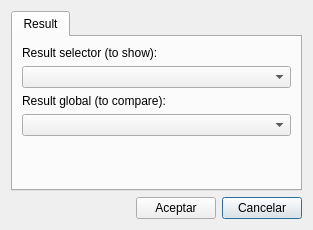
First picture: the form in core/ui/toolbars/assetmanage/result_selector.ui, repository bgeo-gis/gw_assetmanage_plugin, before the edit.
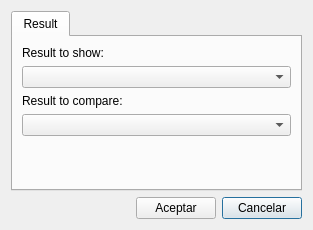
Second picture: the form after the edit.

Commit message: Set combos of result selector

```diff
--- a/core/ui/toolbars/assetmanage/result_selector.ui
+++ b/core/ui/toolbars/assetmanage/result_selector.ui
@@ -30,7 +30,7 @@
        <item row="2" column="0">
         <widget class="QLabel" name="lbl_result_global">
          <property name="text">
-          <string>Result global (to compare):</string>
+          <string>Result to compare:</string>
          </property>
         </widget>
        </item>
@@ -40,7 +40,7 @@
        <item row="0" column="0">
         <widget class="QLabel" name="lbl_result_selector">
          <property name="text">
-          <string>Result selector (to show):</string>
+          <string>Result to show:</string>
          </property>
         </widget>
        </item>
```
Left out of the diff: 8 changed lines with no effect on the pictures. The commit also changes 1 other file.
